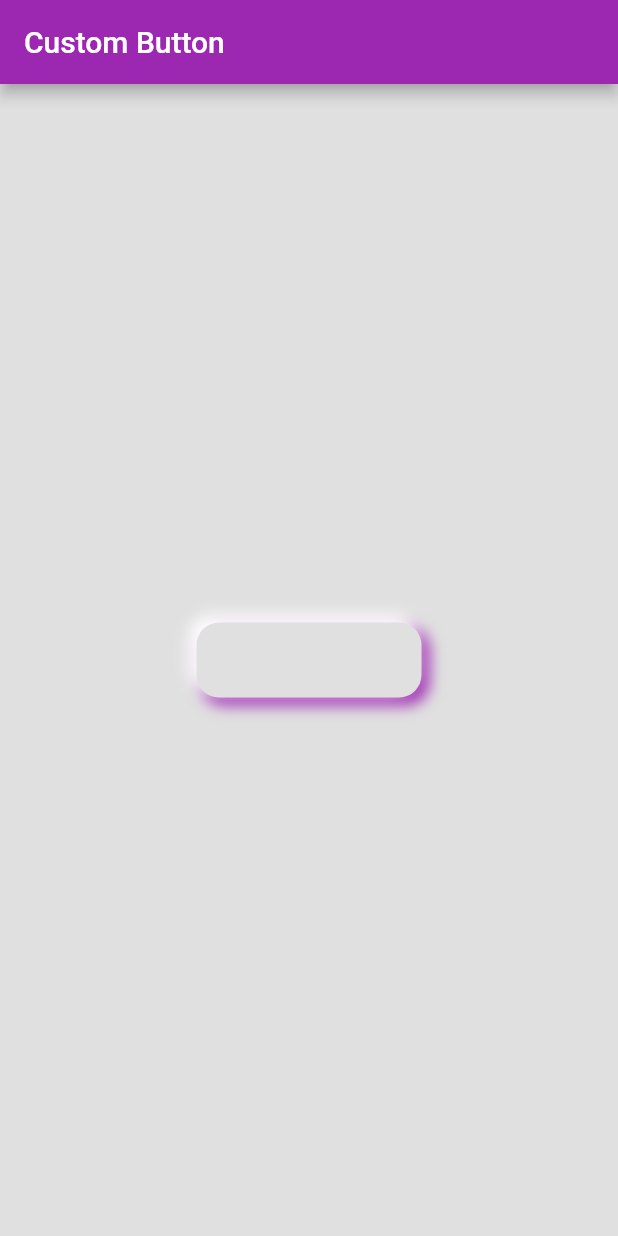
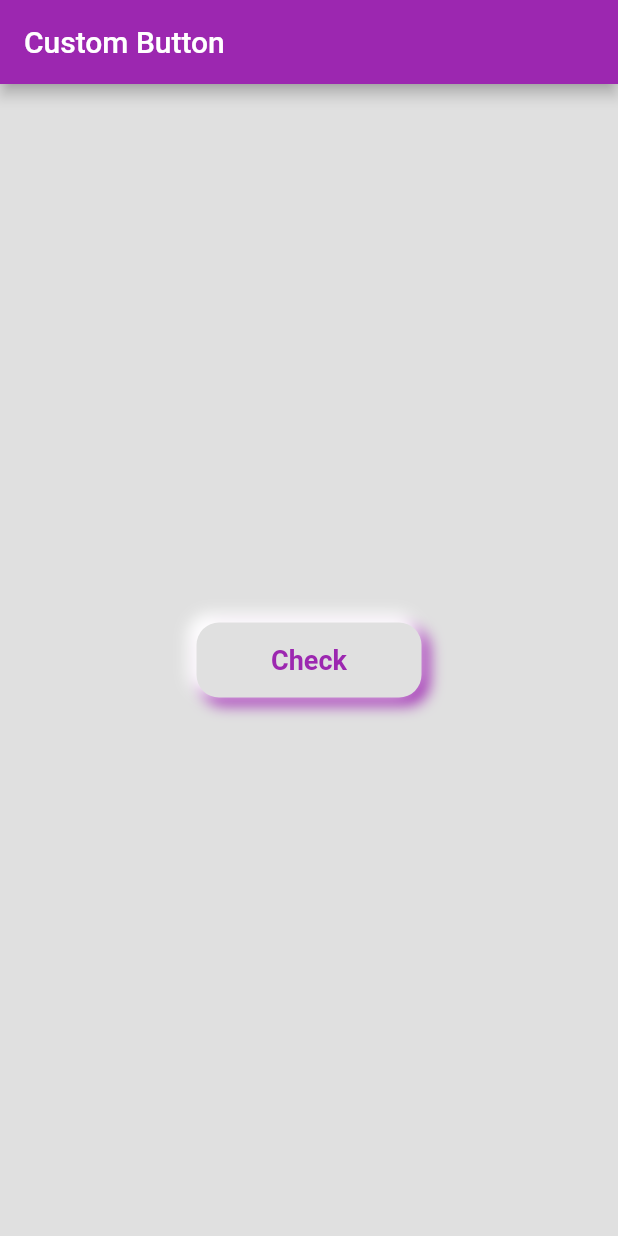
Before and after one commit to Nuwan-Wi/Fuel_App_ui_flutter, a Flutter app: the screen it shows after launch, on a phone screen of 412 x 824 dp. Run offline on Flutter 3.47's test engine with Material 2 defaults, Android fonts, the phone set to English and light mode, and no system bars.

```diff
--- a/sign_in/lib/HomePage.dart
+++ b/sign_in/lib/HomePage.dart
@@ -1,42 +1,5 @@
 // ignore: file_names
 import 'package:flutter/material.dart';
-
-
-//  class HomePage extends StatefulWidget {
-//   const HomePage({super.key});
-
-//   @override
-//   Widget build(BuildContext context) {
-//     return Scaffold(
-//       appBar: AppBar(
-//         title: Text("Custom Button"),
-//         backgroundColor: Colors.purple,
-//       ),
-//       body: Container(
-//         color: Colors.grey.shade300,
-//         child: Center(
-//           child: Container(
-//             height: 50,
-//             width: 150,
-//             decoration: BoxDecoration(
-//               color: Colors.white,
-//               borderRadius: BorderRadius.circular(15),
-//               boxShadow: [
-//                 BoxShadow(
-//                   color: Colors.purple,
-//                   spreadRadius: 1,
-//                   blurRadius: 8,
-//                   offset: Offset(4,4)
-//                 )
-//               ]
-//             ),
-//           ),
-//         ),
-//       )
-//     );
-//   }
-// }
-
 
 class HomePage extends StatefulWidget {
   const HomePage({super.key});
@@ -56,6 +19,10 @@ class _HomePageState extends State<HomePage> {
         body: Container(
           color: Colors.grey.shade300,
           child: Center(
+            child: GestureDetector(
+              onTap: () {
+                print("Button Clicked");
+              },
               child: Container(
                 height: 50,
                 width: 150,
@@ -67,19 +34,28 @@ class _HomePageState extends State<HomePage> {
                         color: Colors.purple,
                         spreadRadius: 1,
                         blurRadius: 8,
-                  offset: Offset(4,4),
+                        offset: Offset(4, 4),
                       ),
                       BoxShadow(
                         color: Colors.white,
-                  spreadRadius: 1,
+                        spreadRadius: 2,
                         blurRadius: 8,
-                  offset: Offset(-4,-4),
+                        offset: Offset(-4, -4),
                       )
-              ]
+                    ]),
+                child: Center(
+                  child: Text(
+                    "Check",
+                    style: TextStyle(
+                      color: Colors.purple,
+                      fontWeight: FontWeight.bold,
+                      fontSize: 18,
                     ),
                   ),
                 ),
-      )
-    );
+              ),
+            ),
+          ),
+        ));
   }
 }
```
Lines whose indentation alone changed are shown as unchanged.
